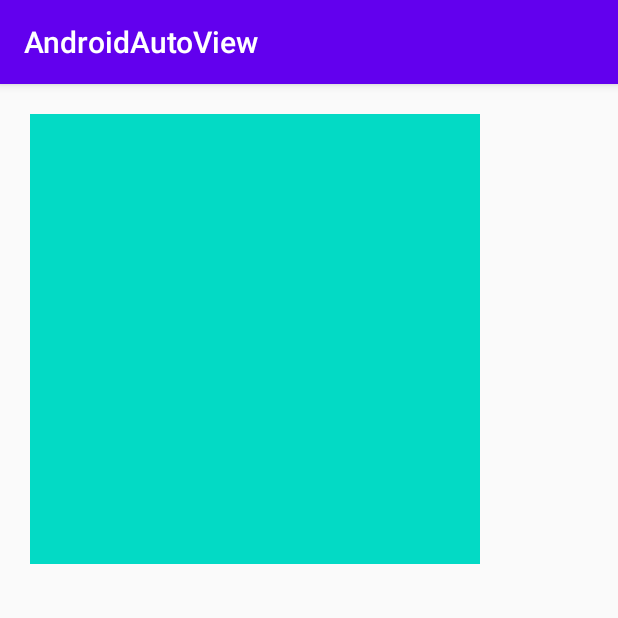
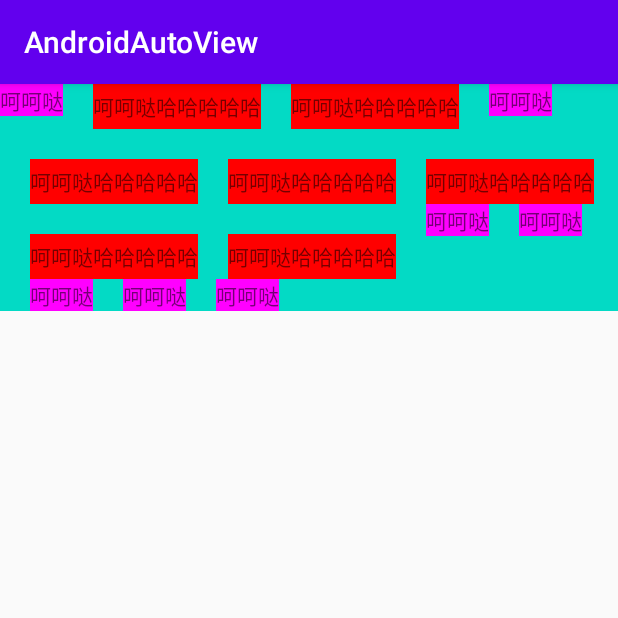
Before and after one commit to Ellen2018/AndroidAutoView, an Android app: the screen it shows after launch (MainActivity), on a phone screen of 412 x 824 dp, the top half of it. Run offline under Robolectric (Android 15) with nearby library versions, the phone set to English and light mode, and no system bars.

Commit message:
初步完成自定义流式布局FlowLayout

```diff
--- a/app/src/main/java/com/ellen/androidautoview/MainActivity.java
+++ b/app/src/main/java/com/ellen/androidautoview/MainActivity.java
@@ -16,6 +16,5 @@ public class MainActivity extends AppCompatActivity {
     protected void onCreate(Bundle savedInstanceState) {
         super.onCreate(savedInstanceState);
         setContentView(R.layout.activity_main);
-        studyView = findViewById(R.id.study_view);
     }
 }
--- a/app/src/main/res/layout/activity_main.xml
+++ b/app/src/main/res/layout/activity_main.xml
@@ -1,16 +1,125 @@
 <?xml version="1.0" encoding="utf-8"?>
-<RelativeLayout xmlns:android="http://schemas.android.com/apk/res/android"
-    xmlns:app="http://schemas.android.com/apk/res-auto"
+<LinearLayout xmlns:android="http://schemas.android.com/apk/res/android"
     xmlns:tools="http://schemas.android.com/tools"
-    android:layout_width="wrap_content"
-    android:layout_height="wrap_content"
+    android:layout_width="match_parent"
+    android:layout_height="match_parent"
+    android:orientation="vertical"
     tools:context=".MainActivity">
 
-    <com.ellen.autoview.studyView.StudyView
-        android:id="@+id/study_view"
-        android:layout_width="300dp"
+    <com.ellen.autoview.flow.FlowLayout
+        android:layout_width="match_parent"
         android:background="@color/colorAccent"
-        android:layout_height="300dp"
-        android:layout_margin="20dp" />
+        android:layout_height="wrap_content">
 
-</RelativeLayout>
+        <TextView
+            android:layout_width="wrap_content"
+            android:text="呵呵哒"
+            android:background="#ff00ff"
+            android:layout_height="wrap_content"/>
+
+        <TextView
+            android:layout_width="wrap_content"
+            android:text="呵呵哒哈哈哈哈哈"
+            android:layout_marginLeft="20dp"
+            android:background="#ff0000"
+            android:gravity="center"
+            android:layout_height="30dp"/>
+
+        <TextView
+            android:layout_width="wrap_content"
+            android:text="呵呵哒哈哈哈哈哈"
+            android:layout_marginLeft="20dp"
+            android:background="#ff0000"
+            android:gravity="center"
+            android:layout_height="30dp"/>
+
+        <TextView
+            android:layout_width="wrap_content"
+            android:text="呵呵哒"
+            android:background="#ff00ff"
+            android:layout_marginLeft="20dp"
+            android:layout_height="wrap_content"/>
+
+        <TextView
+            android:layout_width="wrap_content"
+            android:text="呵呵哒哈哈哈哈哈"
+            android:layout_marginLeft="20dp"
+            android:background="#ff0000"
+            android:layout_marginTop="20dp"
+            android:gravity="center"
+            android:layout_height="30dp"/>
+
+        <TextView
+            android:layout_width="wrap_content"
+            android:text="呵呵哒哈哈哈哈哈"
+            android:layout_marginLeft="20dp"
+            android:background="#ff0000"
+            android:layout_marginTop="20dp"
+            android:gravity="center"
+            android:layout_height="30dp"/>
+
+        <TextView
+            android:layout_width="wrap_content"
+            android:text="呵呵哒哈哈哈哈哈"
+            android:layout_marginLeft="20dp"
+            android:background="#ff0000"
+            android:layout_marginTop="20dp"
+            android:gravity="center"
+            android:layout_height="30dp"/>
+
+        <TextView
+            android:layout_width="wrap_content"
+            android:text="呵呵哒哈哈哈哈哈"
+            android:layout_marginLeft="20dp"
+            android:background="#ff0000"
+            android:layout_marginTop="20dp"
+            android:gravity="center"
+            android:layout_height="30dp"/>
+
+        <TextView
+            android:layout_width="wrap_content"
+            android:text="呵呵哒哈哈哈哈哈"
+            android:layout_marginLeft="20dp"
+            android:background="#ff0000"
+            android:layout_marginTop="20dp"
+            android:gravity="center"
+            android:layout_height="30dp"/>
+
+        <TextView
+            android:layout_width="wrap_content"
+            android:text="呵呵哒"
+            android:background="#ff00ff"
+            android:layout_marginLeft="20dp"
+            android:layout_height="wrap_content"/>
+
+        <TextView
+            android:layout_width="wrap_content"
+            android:text="呵呵哒"
+            android:background="#ff00ff"
+            android:layout_marginLeft="20dp"
+            android:layout_height="wrap_content"/>
+
+        <TextView
+            android:layout_width="wrap_content"
+            android:text="呵呵哒"
+            android:background="#ff00ff"
+            android:layout_marginLeft="20dp"
+            android:layout_height="wrap_content"/>
+
+        <TextView
+            android:layout_width="wrap_content"
+            android:text="呵呵哒"
+            android:background="#ff00ff"
+            android:layout_marginLeft="20dp"
+            android:layout_height="wrap_content"/>
+
+        <TextView
+            android:layout_width="wrap_content"
+            android:text="呵呵哒"
+            android:background="#ff00ff"
+            android:layout_marginLeft="20dp"
+            android:layout_height="wrap_content"/>
+
+    </com.ellen.autoview.flow.FlowLayout>
+
+</LinearLayout>
--- /dev/null
+++ b/autoview/src/main/java/com/ellen/autoview/flow/FlowLayout.java
@@ -0,0 +1,184 @@
+package com.ellen.autoview.flow;
+
+import android.content.Context;
+import android.util.AttributeSet;
+import android.util.Log;
+import android.view.View;
+import android.view.ViewGroup;
+
+import java.util.ArrayList;
+import java.util.List;
+
+/**
+ * 流布局
+ * <p>
+ * 应用于搜素记录等
+ */
+public class FlowLayout extends ViewGroup {
+
+    private List<List<View>> viewLineList = new ArrayList<>();
+    private List<Integer> heightLineList = new ArrayList<>();
+
+    public FlowLayout(Context context) {
+        super(context);
+    }
+
+    public FlowLayout(Context context, AttributeSet attrs) {
+        super(context, attrs);
+    }
+
+    public FlowLayout(Context context, AttributeSet attrs, int defStyleAttr) {
+        super(context, attrs, defStyleAttr);
+    }
+
+    @Override
+    public LayoutParams generateLayoutParams(AttributeSet attrs) {
+        return new MarginLayoutParams(getContext(), attrs);
+    }
+
+    @Override
+    protected void onMeasure(int widthMeasureSpec, int heightMeasureSpec) {
+        //super.onMeasure(widthMeasureSpec, heightMeasureSpec);
+        viewLineList.clear();
+        heightLineList.clear();
+        //获取父View传递过来的测量模式 & size
+        int fatherWidthMode = MeasureSpec.getMode(widthMeasureSpec);
+        int fatherWidth = MeasureSpec.getSize(widthMeasureSpec);
+        int fatherHeightMode = MeasureSpec.getMode(heightMeasureSpec);
+        int fatherHeight = MeasureSpec.getSize(heightMeasureSpec);
+
+        LayoutParams layoutParams = getLayoutParams();
+        int xmlWidth = layoutParams.width;
+        int xmlHeight = layoutParams.height;
+
+        int lastWidth = 0,lastHeight = 0;
+
+        //宽度
+        if(xmlWidth == LayoutParams.WRAP_CONTENT){
+            lastWidth = fatherWidth;
+        }else if(xmlWidth == LayoutParams.MATCH_PARENT){
+            lastWidth = fatherWidth;
+        }else {
+            lastWidth = xmlWidth;
+        }
+
+        boolean isMeasureHeight = false;
+        //高度
+        if(xmlHeight == LayoutParams.WRAP_CONTENT){
+            isMeasureHeight = true;
+        }else if(xmlHeight == LayoutParams.MATCH_PARENT){
+            lastHeight = fatherHeight;
+        }else {
+            lastHeight = xmlHeight;
+        }
+
+
+        //遍历子View
+        int childViewCount = getChildCount();
+        //记录当前的使用宽度，使用完了之后就进行换行
+        int currentUseWidth = 0;
+        //记录当前行的最大高度
+        int currentLineMaxHeight = 0;
+        //记录当前行的占用的子View
+        List<View> currentLineViews = new ArrayList<>();
+        boolean isManyLine = false;
+        for (int i = 0; i < childViewCount; i++) {
+            View childView = getChildAt(i);
+            //子View测量自己
+            int childWidthMeasureSpec = MeasureSpec.makeMeasureSpec(lastWidth,MeasureSpec.AT_MOST);
+            int childHeightMeasureSpec = MeasureSpec.makeMeasureSpec(fatherHeight,MeasureSpec.AT_MOST);
+            measureChild(childView, childWidthMeasureSpec, childHeightMeasureSpec);
+
+            MarginLayoutParams marginLayoutParams = (MarginLayoutParams) childView.getLayoutParams();
+
+            //获取子View最终占用的宽高
+            int childLastWidth = childView.getMeasuredWidth() + marginLayoutParams.leftMargin + marginLayoutParams.rightMargin;
+            int childLastHeight = childView.getMeasuredHeight() + marginLayoutParams.topMargin + marginLayoutParams.bottomMargin;
+
+            if(childLastWidth + currentUseWidth > lastWidth){
+                //换行
+                isManyLine = true;
+                viewLineList.add(currentLineViews);
+                heightLineList.add(currentLineMaxHeight);
+
+                if(isMeasureHeight){
+                    lastHeight += currentLineMaxHeight;
+                }
+
+                currentUseWidth = childLastWidth;
+                currentLineMaxHeight = childLastHeight;
+                currentLineViews = new ArrayList<>();
+            }else {
+                currentLineMaxHeight = Math.max(currentLineMaxHeight, childLastHeight);
+                currentUseWidth += childLastWidth;
+            }
+            currentLineViews.add(childView);
+
+            //处理最后一行
+            if(i == getChildCount() - 1){
+                if(isMeasureHeight){
+                    lastHeight += currentLineMaxHeight;
+                }
+
+                viewLineList.add(currentLineViews);
+                heightLineList.add(currentLineMaxHeight);
+            }
+        }
+
+        if(!isManyLine){
+            viewLineList.add(currentLineViews);
+            heightLineList.add(currentLineMaxHeight);
+
+            if(isMeasureHeight){
+                lastHeight += currentLineMaxHeight;
+            }
+        }
+
+        setMeasuredDimension(lastWidth,lastHeight);
+    }
+
+    /**
+     * 布局过程
+     *
+     * @param changed
+     * @param l
+     * @param t
+     * @param r
+     * @param b
+     */
+    @Override
+    protected void onLayout(boolean changed, int l, int t, int r, int b) {
+        //开始布局
+        //1.取得所有视图信息
+        //与之当前组件上下左右四个边距
+        int left,top,right,bottom;
+        //当前顶部高度和左部高度
+        int curTop = 0;
+        int curLeft = 0;
+        //开始迭代
+        int lineCount = heightLineList.size();
+        Log.e("Ellen2018","总共的行数:"+lineCount);
+        for(int i = 0 ; i < lineCount ; i++) {
+            List<View> viewList = viewLineList.get(i);
+            int lineViewSize = viewList.size();
+            for(int j = 0; j < lineViewSize; j++){
+                View childView = viewList.get(j);
+                MarginLayoutParams layoutParams = (MarginLayoutParams) childView.getLayoutParams();
+
+
+                left = curLeft + layoutParams.leftMargin;
+                top = curTop + layoutParams.topMargin;
+                right = left + childView.getMeasuredWidth();
+                bottom = top + childView.getMeasuredHeight();
+                //同理，通过调用自身的layout进行布局
+                childView.layout(left,top,right,bottom);
+                //左边部分累加
+                curLeft += childView.getMeasuredWidth() + layoutParams.leftMargin + layoutParams.rightMargin;
+            }
+            curLeft = 0;
+            curTop += heightLineList.get(i);
+        }
+        viewLineList.clear();
+        heightLineList.clear();
+    }
+}
--- a/autoview/src/main/java/com/ellen/autoview/studyView/StudyView.java
+++ b/autoview/src/main/java/com/ellen/autoview/studyView/StudyView.java
@@ -1,6 +1,7 @@
 package com.ellen.autoview.studyView;
 
 import android.content.Context;
+import android.graphics.Canvas;
 import android.util.AttributeSet;
 import android.view.View;
 import android.view.ViewGroup;
@@ -79,7 +80,7 @@ public class StudyView extends View {
     @Override
     protected void onMeasure(int widthMeasureSpec, int heightMeasureSpec) {
 
-        super.onMeasure(widthMeasureSpec,heightMeasureSpec);
+        //super.onMeasure(widthMeasureSpec,heightMeasureSpec);
 
         //获取父View传递过来的测量模式 & size
         int intWidthMode = MeasureSpec.getMode(widthMeasureSpec);
@@ -147,4 +148,9 @@ public class StudyView extends View {
         return lastSize;
     }
 
+    @Override
+    protected void onDraw(Canvas canvas) {
+        super.onDraw(canvas);
+        //canvas为画布
+    }
 }
```
Also changed, not shown: 1 other file.
